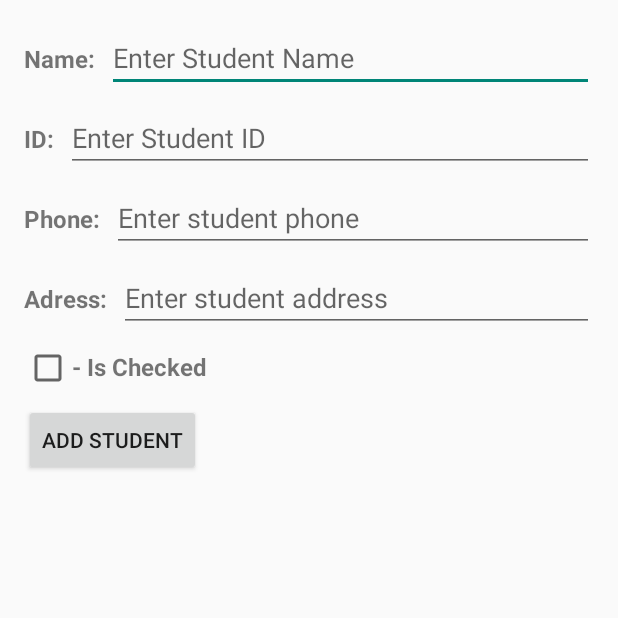
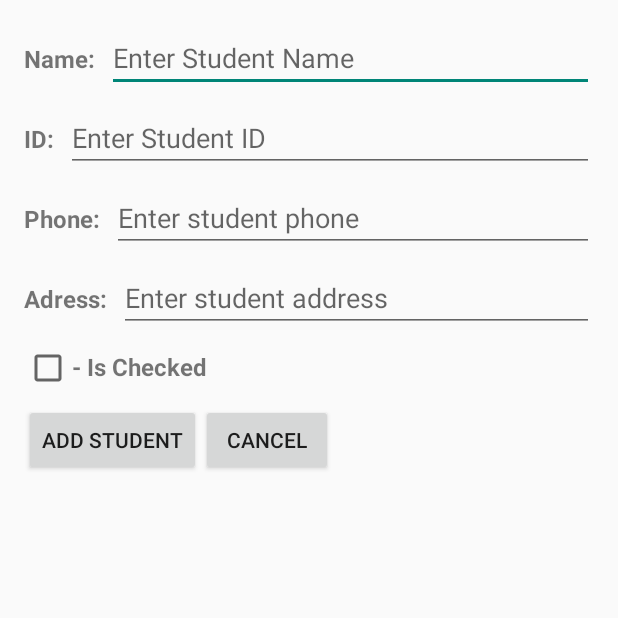
Before and after one commit to ortal124/StudentsApp, an Android app built with Jetpack Compose: the NewStudentActivity screen opened directly, with no data from a screen before it, on a phone screen of 412 x 824 dp, the top half of it. Run offline under Robolectric (Android 15) with nearby library versions, the phone set to English and light mode, and no system bars.

Commit message:
add fields to add studenr + cancel button

```diff
--- a/app/src/main/java/com/example/studentsapp/NewStudentActivity.kt
+++ b/app/src/main/java/com/example/studentsapp/NewStudentActivity.kt
@@ -4,6 +4,7 @@ import Student
 import androidx.activity.ComponentActivity
 import android.os.Bundle
 import android.widget.Button
+import android.widget.CheckBox
 import android.widget.EditText
 
 class NewStudentActivity : ComponentActivity() {
@@ -14,17 +15,29 @@ class NewStudentActivity : ComponentActivity() {
 
         val studentNameInput: EditText = findViewById(R.id.student_name_input)
         val studentIdInput: EditText = findViewById(R.id.student_id_input)
+        val studentPhoneInput: EditText = findViewById(R.id.student_phone_input)
+        val studentAddressInput: EditText = findViewById(R.id.student_address_input)
+        val checkBox: CheckBox = findViewById(R.id.check_status)
+
         val addButton: Button = findViewById(R.id.add_student_button)
 
         addButton.setOnClickListener {
             val name = studentNameInput.text.toString()
             val id = studentIdInput.text.toString()
-
-            val newStudent = Student(name, id, false, R.drawable.student_image)
+            val phone = studentPhoneInput.text.toString()
+            val address = studentAddressInput.text.toString()
+            val isChecked = checkBox.isChecked
+            val newStudent = Student(name, id, phone, address, isChecked, R.drawable.student_image)
 
             StudentRepository.addStudent(newStudent)
 
             finish()
         }
+
+        val cancelButton: Button = findViewById(R.id.cancel_add_student_button)
+
+        cancelButton.setOnClickListener {
+            finish()
+        }
     }
 }
--- a/app/src/main/res/layout/activity_new_student.xml
+++ b/app/src/main/res/layout/activity_new_student.xml
@@ -116,10 +116,23 @@
             android:layout_marginEnd="8dp" />
     </LinearLayout>
 
-    <Button
-        android:id="@+id/add_student_button"
-        android:layout_width="wrap_content"
+    <LinearLayout
+        android:layout_width="match_parent"
         android:layout_height="wrap_content"
-        android:text="@string/add_student" />
+        android:orientation="horizontal"
+        android:layout_marginBottom="8dp">
+
+        <Button
+            android:id="@+id/add_student_button"
+            android:layout_width="wrap_content"
+            android:layout_height="wrap_content"
+            android:text="@string/add_student" />
+
+        <Button
+            android:id="@+id/cancel_add_student_button"
+            android:layout_width="wrap_content"
+            android:layout_height="wrap_content"
+            android:text="@string/cancel" />
+    </LinearLayout>
 
 </LinearLayout>
--- a/app/src/main/res/values/strings.xml
+++ b/app/src/main/res/values/strings.xml
@@ -13,4 +13,5 @@
     <string name="enter_student_phone">Enter student phone</string>
     <string name="enter_student_address">Enter student address</string>
     <string name="is_checked_label">- Is Checked</string>
+    <string name="cancel">Cancel</string>
 </resources>
```
